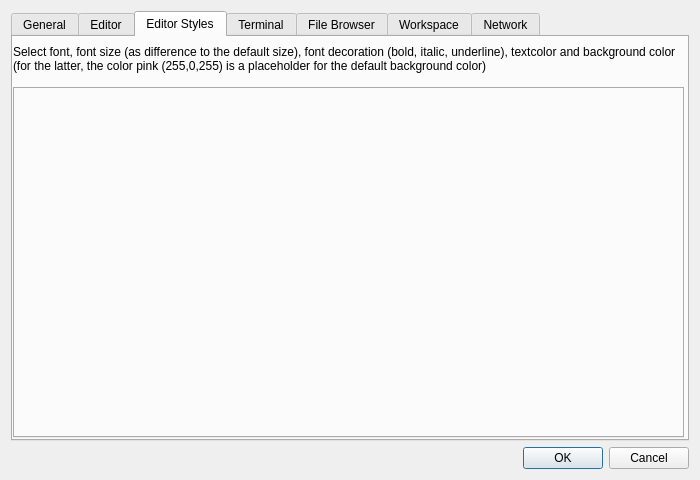
Old version of the form libgui/src/settings-dialog.ui in the repository ctaggart/octave.
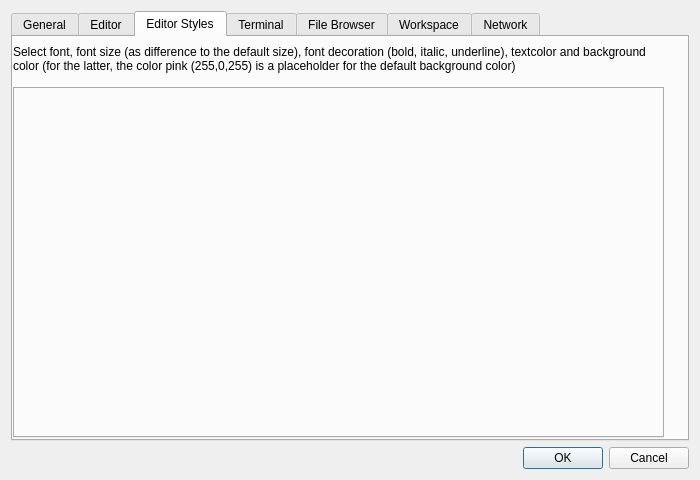
New version of the form. The open tabs and pages were chosen to show the change.

Commit message:
Prevent the "Editor Styles" from extending beyond the right edge of the dialog.
* libgui/src/settings-dialog.ui: Modify the width of the QVBoxLayout widget of
the "Editor Styles" tab to fit within the dialog.

What changed in the file:
```diff
--- a/libgui/src/settings-dialog.ui
+++ b/libgui/src/settings-dialog.ui
@@ -792,7 +792,7 @@
         <rect>
          <x>0</x>
          <y>0</y>
-         <width>671</width>
+         <width>651</width>
          <height>401</height>
         </rect>
        </property>
```
